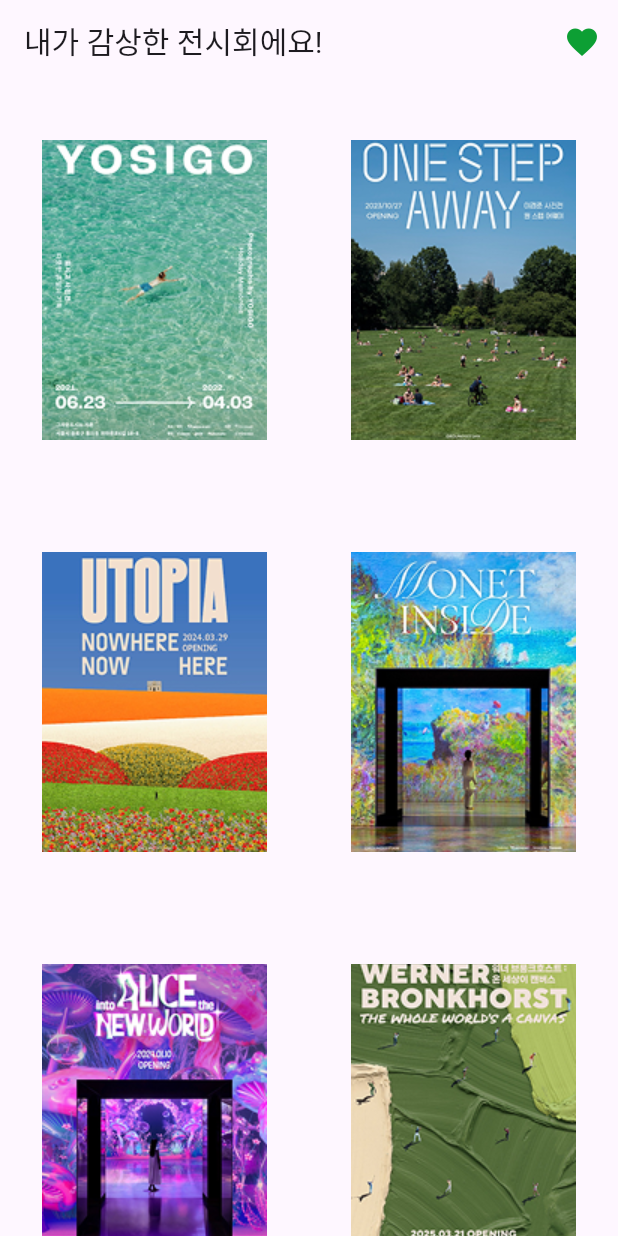
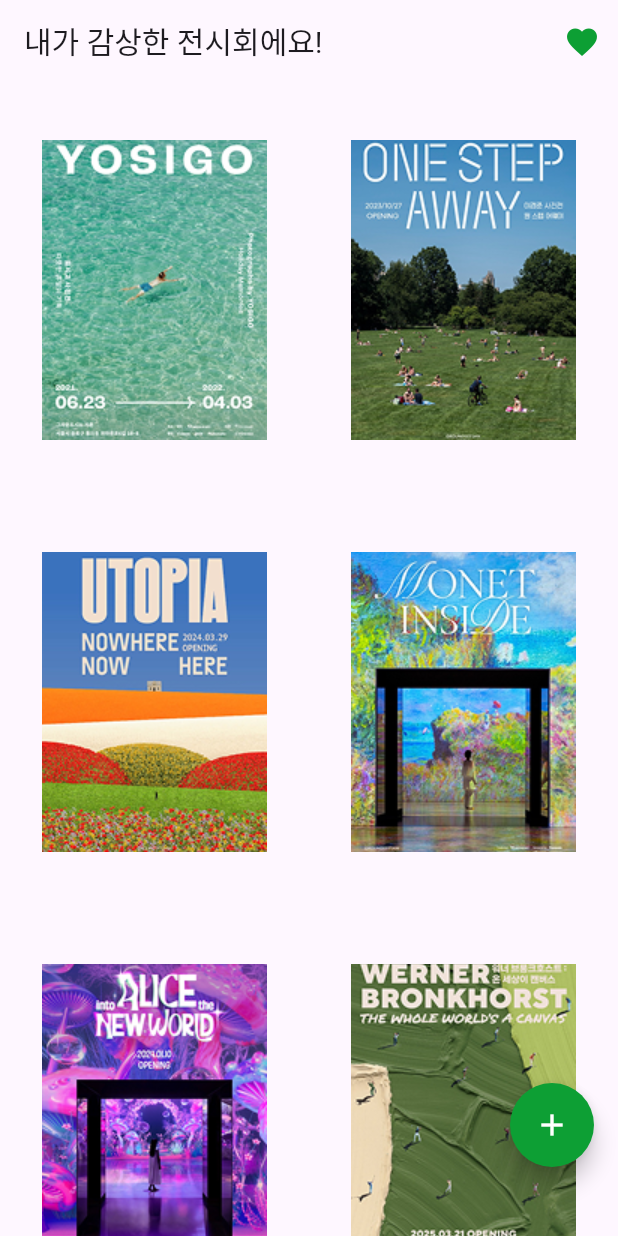
Before and after one commit to kmu-koss/2025-02-Flutter-Study, a Flutter app: the screen it shows after launch, on a phone screen of 412 x 824 dp. Run offline on Flutter 3.47's test engine with Material 3 defaults, Android fonts, the phone set to English and light mode, and no system bars; our stand-ins replace get; Roboto replaces fonts that are missing (Pretendard-SemiBold).

Commit message:
[FEAT] 전시회 등록 버튼 추가

```diff
--- a/lib/screens/exhibition/exhibition_detail.dart
+++ b/lib/screens/exhibition/exhibition_detail.dart
@@ -16,7 +16,7 @@
       body: Center(
         child: Column(
           children: [
-            Text('전시회 디테일 페이지')
+            Text('전시회 디테일 페이지') // TODO: 전시작품 데이터 추가해서 연결
           ],
         ),
       ),
--- a/lib/screens/exhibition/exhibition_main.dart
+++ b/lib/screens/exhibition/exhibition_main.dart
@@ -3,8 +3,9 @@
 
 import '../../data/exhibition_loader.dart';
 import '../../models/exhibition.dart';
+import '../../screens/like/like_main.dart';
+import '../create/create_1.dart';
 import 'exhibition_detail.dart';
-import '../../screens/like/like_main.dart';
 
 class ExhibitionMain extends StatefulWidget {
   const ExhibitionMain({super.key});
@@ -119,6 +120,17 @@
           );
         },
       ),
+      floatingActionButton: Padding(
+        padding: const EdgeInsets.only(bottom: 30),
+        child: FloatingActionButton(
+          shape: RoundedRectangleBorder(borderRadius: BorderRadius.circular(100)),
+          backgroundColor: Color(0xff0D9F34),
+          child: Icon(Icons.add, color: Colors.white),
+          onPressed: () {
+            Get.off(() => Create1());
+          }
+        ),
+      ),
     );
   }
 }
```
Also changed, not shown: lib/screens/create/create_1.dart (added, +10 -0 lines).
